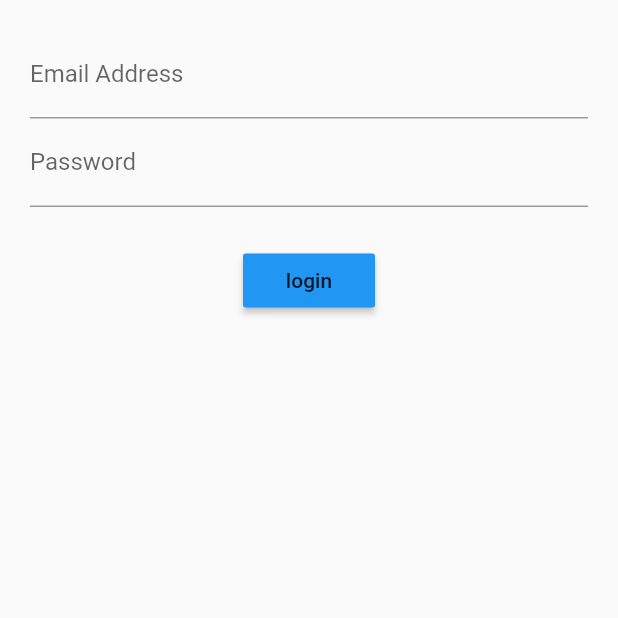
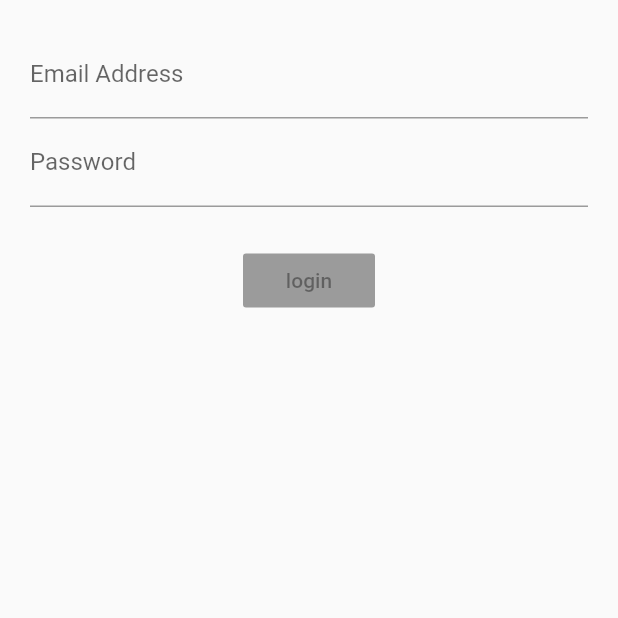
Before and after one commit to jwallat/login_bloc, a Flutter app: the screen it shows after launch, on a phone screen of 412 x 824 dp, the top half of it. Run offline on Flutter 3.47's test engine with Material 2 defaults, Android fonts, the phone set to English and light mode, and no system bars; our stand-ins replace rxdart.

Commit message:
integrated RxDart to combine password and email stream in order to check
if both email and password are valid and allow submission

```diff
--- a/lib/src/blocs/validators.dart
+++ b/lib/src/blocs/validators.dart
@@ -16,7 +16,7 @@ class Validators {
       if (password.length > 3) {
         sink.add(password);
       } else {
-        sink.addError("Password needs to be at least 3 characters long");
+        sink.addError("Password needs to be at least 4 characters long");
       }
     },
   );
--- a/lib/src/screens/login_screen.dart
+++ b/lib/src/screens/login_screen.dart
@@ -55,10 +55,15 @@ class LoginScreen extends StatelessWidget {
   }
 
   Widget submitButton() {
-    return RaisedButton(
-      child: Text("login"),
-      color: Colors.blue,
-      onPressed: () => {},
+    return StreamBuilder(
+      stream: bloc.submitValid,
+      builder: (context, snapshot) {
+        return RaisedButton(
+          child: Text("login"),
+          color: Colors.blue,
+          onPressed: snapshot.hasData ? bloc.submit : null,
+        );
+      },
     );
   }
 }
--- a/pubspec.yaml
+++ b/pubspec.yaml
@@ -19,6 +19,8 @@ dependencies:
   # The following adds the Cupertino Icons font to your application.
   # Use with the CupertinoIcons class for iOS style icons.
   cupertino_icons: ^0.1.2
+
+  rxdart: ^0.16.7
 
 dev_dependencies:
   flutter_test:
```
Also changed, not shown: lib/src/blocs/bloc.dart (+13 -2 lines).
